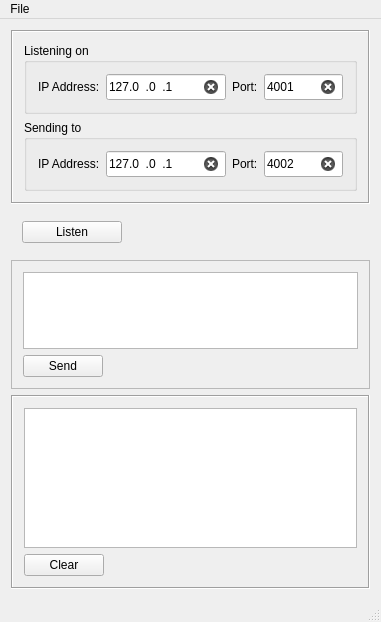
Before: the Qt Designer form socketgui.ui in jakeson21/SocketGui, drawn with Qt 5.
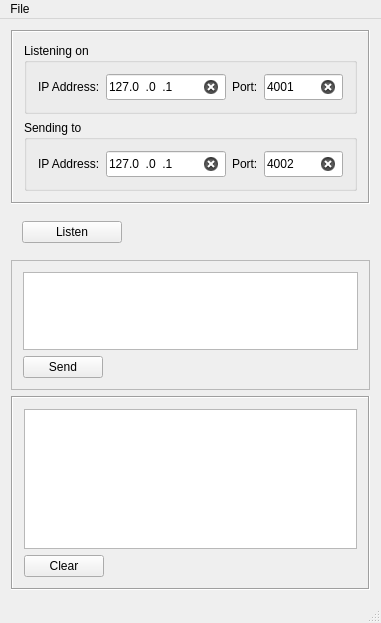
After: the same form once the commit is applied.

Diff of the .ui file:
```diff
--- a/socketgui.ui
+++ b/socketgui.ui
@@ -7,7 +7,7 @@
     <x>0</x>
     <y>0</y>
     <width>381</width>
-    <height>622</height>
+    <height>623</height>
    </rect>
   </property>
   <property name="sizePolicy">
@@ -357,7 +357,7 @@
       </property>
       <layout class="QVBoxLayout" name="verticalLayout">
        <item>
-        <widget class="QPlainTextEdit" name="textEditReceive"/>
+        <widget class="QListWidget" name="listReceivedMessages"/>
        </item>
        <item>
         <widget class="QPushButton" name="buttonClear">
```
Left out of the diff: 22 changed lines with no effect on the pictures.
